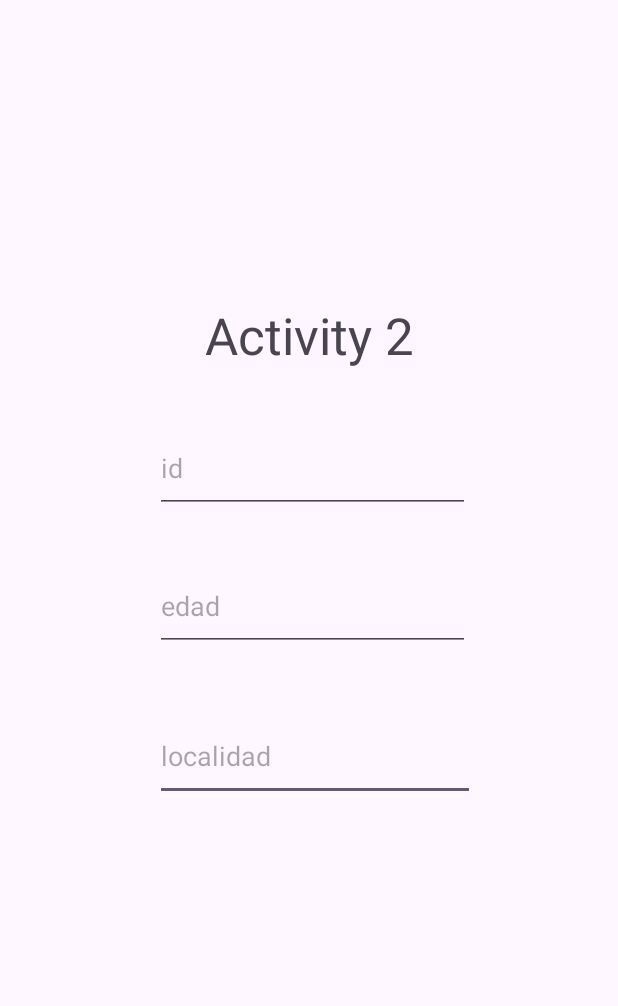
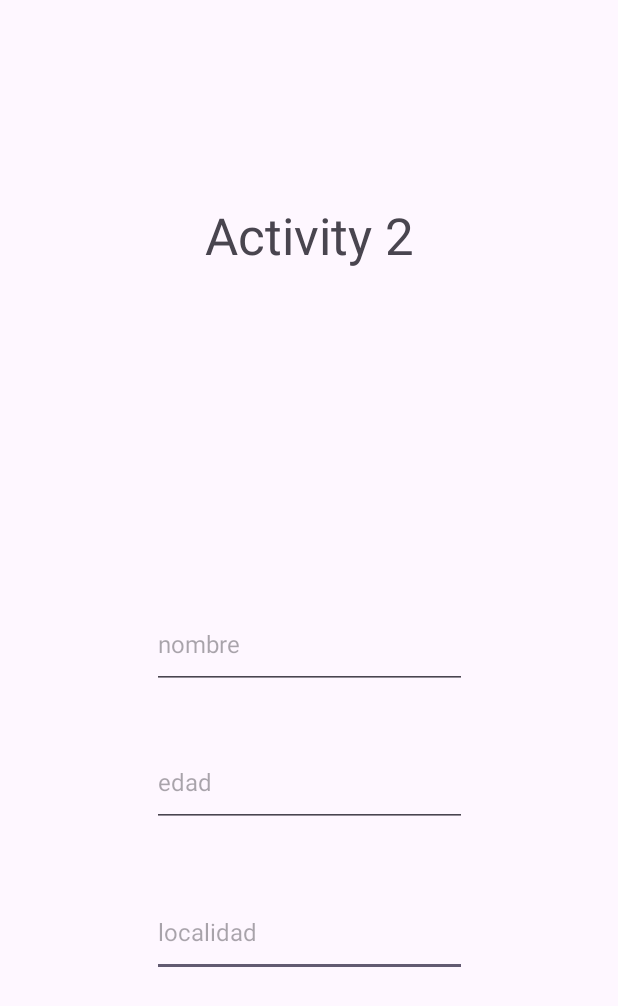
Before and after one commit to SaraPF3/navegacion_lista, an Android app: the screen it shows after launch (SegundaActivity), after a tap on "Show", on a phone screen of 412 x 824 dp. Shown: the top 1006 px of the screen. Run offline under Robolectric (Android 15) with nearby library versions, the phone set to English and light mode, and no system bars.

Commit message:
Se ha modificado el proyecto

```diff
--- a/app/src/main/java/es/etg/dam/navegacion_lista/MainActivity.kt
+++ b/app/src/main/java/es/etg/dam/navegacion_lista/MainActivity.kt
@@ -3,6 +3,8 @@ package es.etg.dam.navegacion_lista
 import android.content.Intent
 import android.os.Bundle
 import android.widget.Button
+import android.widget.EditText
+import android.widget.TextView
 import androidx.activity.enableEdgeToEdge
 import androidx.appcompat.app.AppCompatActivity
 
@@ -15,14 +17,30 @@ class MainActivity : AppCompatActivity() {
         val boton: Button = findViewById(R.id.btnShow)
 
         boton.setOnClickListener { view ->
-            val intent = Intent(this, SegundaActivity::class.java).apply{
-                putExtra("id", "usuario123");
-                putExtra("edad", 42);
-                putExtra("localidad", "Parla");
-            }
-            startActivity(intent);
+            navegar()
         }
+    }
+    fun navegar(){
+        val editText = findViewById<TextView>(R.id.edtxtId)
+        val idTexto = editText.text.toString()
+
+        val txtEdad = findViewById< TextView>(R.id.edtxtEdad)
+        val edad = txtEdad.text.toString()
+
+        val txtLocalidad = findViewById< TextView>(R.id.edtxtLocalidad)
+        val localidad = txtLocalidad.text.toString()
 
 
+        val intent = Intent(this, SegundaActivity::class.java).apply {
+            putExtra(MainActivity.ID, idTexto);
+            putExtra(MainActivity.EDAD, edad);
+            putExtra(MainActivity.LOCALIDAD, localidad);
+        }
+        startActivity(intent);
+    }
+    companion object{
+        const val ID = "id"
+        const val EDAD = "edad"
+        const val LOCALIDAD = "localidad"
     }
 }
--- a/app/src/main/java/es/etg/dam/navegacion_lista/SegundaActivity.kt
+++ b/app/src/main/java/es/etg/dam/navegacion_lista/SegundaActivity.kt
@@ -1,11 +1,9 @@
 package es.etg.dam.navegacion_lista
 
 import android.os.Bundle
-import android.widget.Toast
+import android.widget.EditText
 import androidx.activity.enableEdgeToEdge
 import androidx.appcompat.app.AppCompatActivity
-import androidx.core.view.ViewCompat
-import androidx.core.view.WindowInsetsCompat
 
 class SegundaActivity : AppCompatActivity() {
     override fun onCreate(savedInstanceState: Bundle?) {
@@ -14,13 +12,19 @@ class SegundaActivity : AppCompatActivity() {
         setContentView(R.layout.activity_segunda)
 
         val extras = intent.extras
-        val id = extras!!.getString("id")
-        val edad = extras!!.getInt("edad")
-        val localidad = extras!!.getString("localidad")
+        if (extras != null) {
+            val id = extras.getString(MainActivity.ID)
+            val edad = extras.getString(MainActivity.EDAD)
+            val localidad = extras.getString(MainActivity.LOCALIDAD)
 
-        val msg = "$id $edad $localidad"
+            val txtId = findViewById<EditText>(R.id.edtxtId2)
+            val txtEdad = findViewById<EditText>(R.id.edtxtEdad2)
+            val txtLocalidad = findViewById<EditText>(R.id.edtxtLocalidad2)
 
-        val toast = Toast.makeText(this, msg, Toast.LENGTH_LONG)
-        toast.show()
+            txtId.setText(id)
+            txtEdad.setText(edad)
+            txtLocalidad.setText(localidad)
+
+        }
     }
 }
--- a/app/src/main/res/layout/activity_segunda.xml
+++ b/app/src/main/res/layout/activity_segunda.xml
@@ -9,12 +9,13 @@
 
     <EditText
         android:id="@+id/edtxtLocalidad2"
-        android:layout_width="wrap_content"
+        android:layout_width="210dp"
         android:layout_height="60dp"
         android:layout_marginTop="40dp"
         android:ems="10"
         android:hint="@string/localidad"
         android:inputType="text"
+        android:textSize="16sp"
         app:layout_constraintEnd_toEndOf="@+id/edtxtEdad2"
         app:layout_constraintHorizontal_bias="0.0"
         app:layout_constraintStart_toStartOf="@+id/edtxtEdad2"
@@ -24,12 +25,13 @@
         android:id="@+id/edtxtId2"
         android:layout_width="210dp"
         android:layout_height="60dp"
-        android:layout_marginTop="36dp"
+        android:layout_marginTop="220dp"
         android:ems="10"
-        android:hint="@string/id"
+        android:hint="@string/usuario"
         android:inputType="text"
+        android:textSize="16sp"
         app:layout_constraintEnd_toEndOf="@+id/textView2"
-        app:layout_constraintHorizontal_bias="0.478"
+        app:layout_constraintHorizontal_bias="0.507"
         app:layout_constraintStart_toStartOf="@+id/textView2"
         app:layout_constraintTop_toBottomOf="@+id/textView2" />
 
@@ -41,6 +43,7 @@
         android:ems="10"
         android:hint="@string/edad"
         android:inputType="number"
+        android:textSize="16sp"
         app:layout_constraintEnd_toEndOf="@+id/edtxtId2"
         app:layout_constraintHorizontal_bias="0.0"
         app:layout_constraintStart_toStartOf="@+id/edtxtId2"
@@ -56,6 +59,6 @@
         app:layout_constraintEnd_toEndOf="parent"
         app:layout_constraintStart_toStartOf="parent"
         app:layout_constraintTop_toTopOf="parent"
-        app:layout_constraintVertical_bias="0.258" />
+        app:layout_constraintVertical_bias="0.172" />
 
 </androidx.constraintlayout.widget.ConstraintLayout>
--- a/app/src/main/res/values/strings.xml
+++ b/app/src/main/res/values/strings.xml
@@ -2,7 +2,7 @@
     <string name="app_name">navegacion_lista</string>
     <string name="txtAc1">Activity 1</string>
     <string name="txtAc2">Activity 2</string>
-    <string name="id">id</string>
+    <string name="usuario">nombre</string>
     <string name="edad">edad</string>
     <string name="localidad">localidad</string>
     <string name="btnShow">Show</string>
```
Also changed, not shown: app/src/main/res/layout/activity_main.xml (+23 -17 lines).
